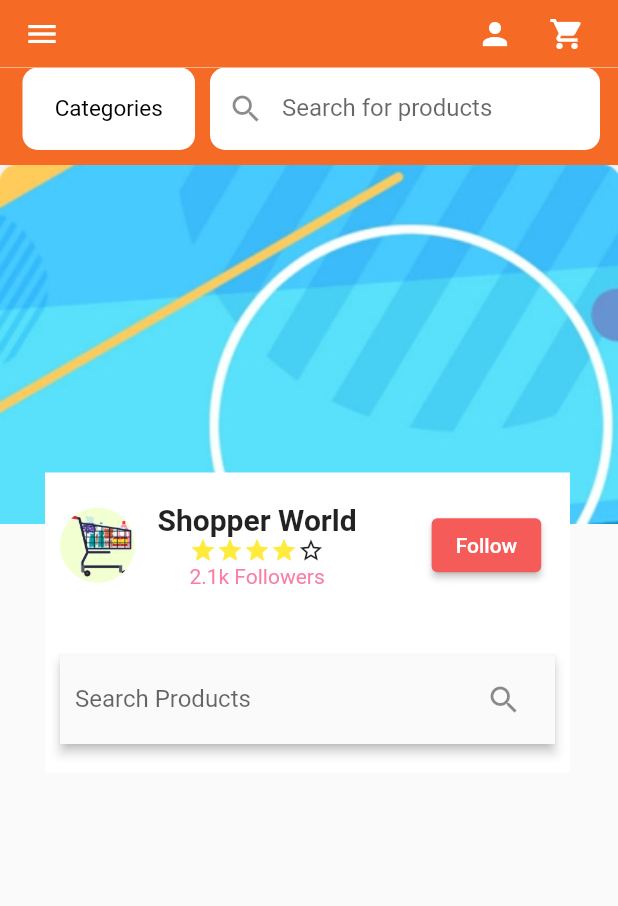
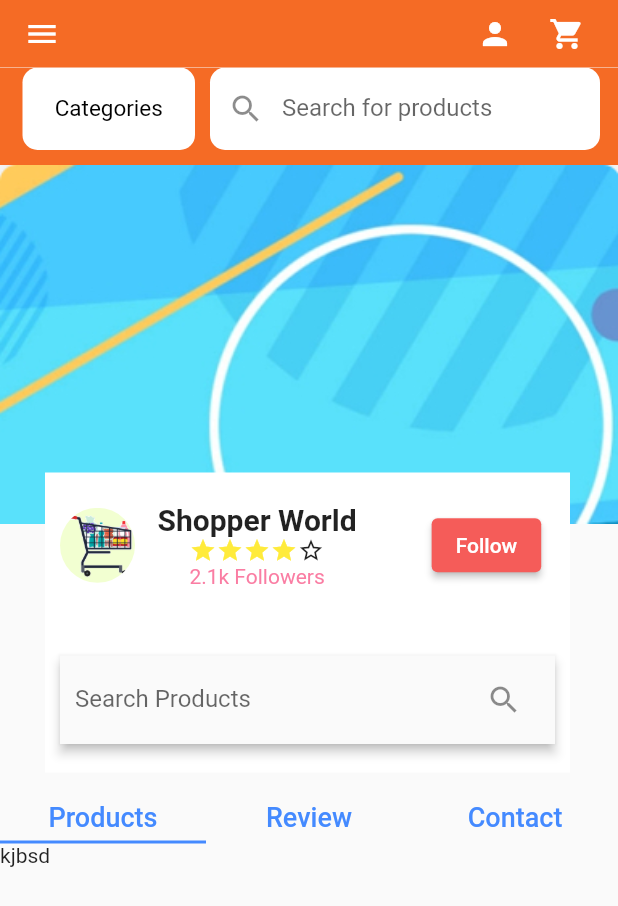
Before and after one commit to Sobitandra/layout, a Flutter app: the Store_Pages screen opened directly, on a phone screen of 412 x 824 dp. Shown: the top 906 px of the screen. Run offline on Flutter 3.47's test engine with Material 2 defaults, Android fonts, the light colour scheme and no system bars; our stand-ins replace carousel_slider, pin_input_text_field.

Commit message:
commithome feb 23

```diff
--- /dev/null
+++ b/lib/pages/ReviewPage.dart
@@ -0,0 +1,19 @@
+import 'package:flutter/material.dart';
+
+class Review extends StatefulWidget {
+  const Review({Key? key}) : super(key: key);
+
+  @override
+  _ReviewState createState() => _ReviewState();
+}
+
+class _ReviewState extends State<Review> {
+  @override
+  Widget build(BuildContext context) {
+    return Container(
+      child: Center(
+        child: Text("All products"),
+      ),
+    );
+  }
+}
--- a/lib/pages/Store_page.dart
+++ b/lib/pages/Store_page.dart
@@ -1,5 +1,9 @@
 import 'package:flutter/material.dart';
 
+import 'ContactTAB.dart';
+import 'ProductTAB.dart';
+import 'ReviewPage.dart';
+import 'TabBarNav.dart';
 import 'myprofile.dart';
 
 class Store_Pages extends StatefulWidget {
@@ -20,10 +24,13 @@ class _Store_PagesState extends State<Store_Pages> {
     'Kids',
   ];
 
+  // TabController _tabController = TabController(length: 3, vsync: );
 
   @override
   Widget build(BuildContext context) {
-    return Scaffold(
+    return DefaultTabController(
+      length: 3,
+      child: Scaffold(
         appBar: PreferredSize(
           preferredSize: const Size.fromHeight(45.0),
           child: AppBar(
@@ -62,11 +69,11 @@ class _Store_PagesState extends State<Store_Pages> {
         ),
         body: SingleChildScrollView(
           child: Container(
+            height: 1200,
+            width: MediaQuery.of(context).size.width ,
             child: Stack(
               children: [
                 Container(
-                height: MediaQuery.of(context).size.height,
-                width: MediaQuery.of(context).size.width ,
                   child: Column(
                     children: [
                       Container(
@@ -120,10 +127,34 @@ class _Store_PagesState extends State<Store_Pages> {
                           ],
                         ),
                       ),
-                    Image.asset('assets/images/App9.jpg',scale: 0.5,)
+                      Image.asset('assets/images/App9.jpg',scale: 0.5,),
+                      SizedBox(height: 180,),
+                      Container(
+                        child: const TabBar(
+                          indicatorColor: Colors.blueAccent,
+                          labelPadding: EdgeInsets.all(5),
+                          tabs: [
+                            Text("Products",style: TextStyle(color: Colors.blueAccent,fontSize: 18),),
+                            Text("Review",style: TextStyle(color: Colors.blueAccent,fontSize: 18),),
+                            Text("Contact",style: TextStyle(color: Colors.blueAccent,fontSize: 18),),
                           ],
                         ),
                       ),
+                      Container(
+                        width: double.maxFinite,
+                        height: 300,
+                        child: TabBarView(children: [
+                          Text("kjbsd"),
+                          Text("ejbcje"),
+                          Text("ecjhbehjc")
+                        ]),
+                      ),
+                    ],
+                  ),
+                ),
+                // Container(
+                //   child: TabBarNav(),
+                // ),
                 Positioned(
                   top: 270,
                   left: 30,
@@ -198,6 +229,7 @@ class _Store_PagesState extends State<Store_Pages> {
             ),
           )
         ),
+      ),
     );
   }
 }
--- /dev/null
+++ b/lib/pages/TabBarNav.dart
@@ -0,0 +1,41 @@
+import 'package:flutter/material.dart';
+
+import 'ContactTAB.dart';
+import 'ProductTAB.dart';
+import 'ReviewPage.dart';
+
+class TabBarNav extends StatefulWidget {
+  const TabBarNav({Key? key}) : super(key: key);
+
+  @override
+  _TabBarNavState createState() => _TabBarNavState();
+}
+
+class _TabBarNavState extends State<TabBarNav> {
+  @override
+  Widget build(BuildContext context) {
+    return MaterialApp(
+      home: DefaultTabController(
+        length: 2,
+        child: Scaffold(
+          appBar: AppBar(
+            title: Text('Flutter Tabs Demo'),
+            bottom: TabBar(
+              tabs: [
+                Tab(icon: Icon(Icons.contacts), text: "Tab 1"),
+                Tab(icon: Icon(Icons.camera_alt), text: "Tab 2")
+              ],
+            ),
+          ),
+          body: TabBarView(
+            children: [
+              ProductTAb(),
+              Review(),
+              ContactTab(),
+            ],
+          ),
+        ),
+      ),
+    );
+  }
+}
```
Also changed, not shown: lib/pages/ContactTAB.dart (added, +19 -0 lines), lib/pages/ProductTAB.dart (added, +19 -0 lines). Lines whose indentation alone changed are shown as unchanged.
